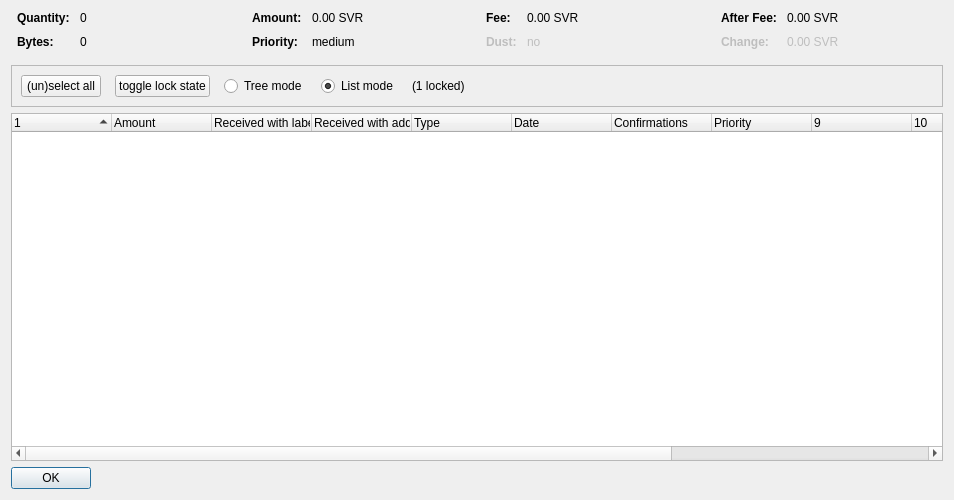
This is src/qt/forms/coincontroldialog.ui in SovranoCoin/sovranocoin as Qt 5 draws it before an edit. The edited form follows.
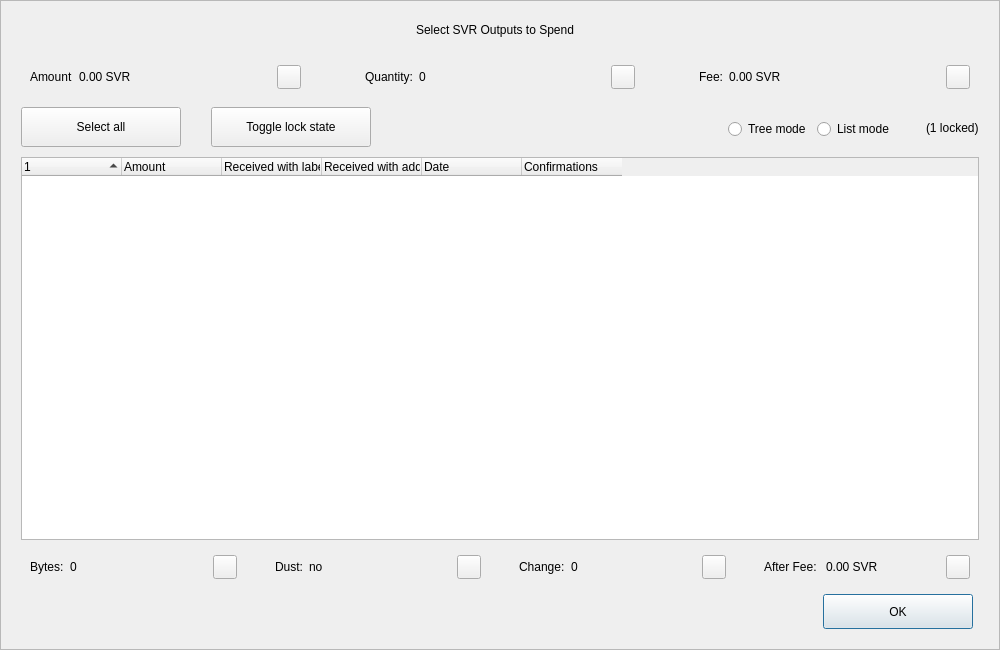
This is the edited form. Custom widgets are drawn as their Qt base class.

What changed in the file:
```diff
--- a/src/qt/forms/coincontroldialog.ui
+++ b/src/qt/forms/coincontroldialog.ui
@@ -6,50 +6,204 @@
    <rect>
     <x>0</x>
     <y>0</y>
-    <width>954</width>
-    <height>500</height>
+    <width>1000</width>
+    <height>650</height>
    </rect>
   </property>
+  <property name="minimumSize">
+   <size>
+    <width>950</width>
+    <height>650</height>
+   </size>
+  </property>
   <property name="windowTitle">
    <string>Coin Selection</string>
   </property>
+  <property name="styleSheet">
+   <string notr="true"/>
+  </property>
   <layout class="QVBoxLayout" name="verticalLayout">
-   <item>
-    <layout class="QHBoxLayout" name="horizontalLayoutTop" stretch="0,0,0,0">
+   <property name="spacing">
+    <number>0</number>
+   </property>
+   <property name="leftMargin">
+    <number>0</number>
+   </property>
      <property name="topMargin">
       <number>0</number>
      </property>
+   <property name="rightMargin">
+    <number>0</number>
+   </property>
      <property name="bottomMargin">
-      <number>10</number>
+    <number>0</number>
      </property>
      <item>
-      <layout class="QFormLayout" name="formLayoutCoinControl1">
-       <property name="horizontalSpacing">
-        <number>10</number>
-       </property>
-       <property name="verticalSpacing">
-        <number>10</number>
-       </property>
+    <widget class="QFrame" name="frameContainer">
+     <property name="toolTipDuration">
+      <number>0</number>
+     </property>
+     <property name="frameShape">
+      <enum>QFrame::StyledPanel</enum>
+     </property>
+     <property name="frameShadow">
+      <enum>QFrame::Raised</enum>
+     </property>
+     <layout class="QVBoxLayout" name="verticalLayout_2">
        <property name="leftMargin">
-        <number>6</number>
+       <number>0</number>
        </property>
        <property name="rightMargin">
-        <number>6</number>
-       </property>
-       <item row="0" column="0">
+       <number>0</number>
+      </property>
+      <property name="bottomMargin">
+       <number>20</number>
+      </property>
+      <item>
+       <layout class="QHBoxLayout" name="horizontalLayout_12">
+        <property name="spacing">
+         <number>0</number>
+        </property>
+        <property name="leftMargin">
+         <number>20</number>
+        </property>
+        <property name="rightMargin">
+         <number>30</number>
+        </property>
+        <item>
+         <spacer name="horizontalSpacer_4">
+          <property name="orientation">
+           <enum>Qt::Horizontal</enum>
+          </property>
+          <property name="sizeHint" stdset="0">
+           <size>
+            <width>40</width>
+            <height>20</height>
+           </size>
+          </property>
+         </spacer>
+        </item>
+        <item>
+         <widget class="QLabel" name="labelTitle">
+          <property name="minimumSize">
+           <size>
+            <width>0</width>
+            <height>40</height>
+           </size>
+          </property>
+          <property name="maximumSize">
+           <size>
+            <width>16777215</width>
+            <height>40</height>
+           </size>
+          </property>
+          <property name="text">
+           <string>Select SVR Outputs to Spend</string>
+          </property>
+          <property name="alignment">
+           <set>Qt::AlignCenter</set>
+          </property>
+          <property name="margin">
+           <number>7</number>
+          </property>
+         </widget>
+        </item>
+        <item>
+         <spacer name="horizontalSpacer_5">
+          <property name="orientation">
+           <enum>Qt::Horizontal</enum>
+          </property>
+          <property name="sizeHint" stdset="0">
+           <size>
+            <width>40</width>
+            <height>20</height>
+           </size>
+          </property>
+         </spacer>
+        </item>
+       </layout>
+      </item>
+      <item>
+       <layout class="QHBoxLayout" name="horizontalLayout_8">
+        <property name="leftMargin">
+         <number>20</number>
+        </property>
+        <property name="rightMargin">
+         <number>20</number>
+        </property>
+        <item>
+         <widget class="QWidget" name="layoutAmount" native="true">
+          <layout class="QHBoxLayout" name="horizontalLayout_9" stretch="0,1,0">
+           <item>
+            <widget class="QLabel" name="labelCoinControlAmountText">
+             <property name="text">
+              <string>Amount</string>
+             </property>
+            </widget>
+           </item>
+           <item>
+            <widget class="QLabel" name="labelCoinControlAmount">
+             <property name="text">
+              <string>0.00 SVR</string>
+             </property>
+            </widget>
+           </item>
+           <item alignment="Qt::AlignHCenter|Qt::AlignVCenter">
+            <widget class="QPushButton" name="pushButtonAmount">
+             <property name="minimumSize">
+              <size>
+               <width>0</width>
+               <height>24</height>
+              </size>
+             </property>
+             <property name="maximumSize">
+              <size>
+               <width>24</width>
+               <height>26</height>
+              </size>
+             </property>
+             <property name="focusPolicy">
+              <enum>Qt::NoFocus</enum>
+             </property>
+             <property name="styleSheet">
+              <string notr="true">padding-bottom:2px;
+padding-right:4px;</string>
+             </property>
+             <property name="text">
+              <string/>
+             </property>
+            </widget>
+           </item>
+          </layout>
+         </widget>
+        </item>
+        <item>
+         <spacer name="horizontalSpacer_2">
+          <property name="orientation">
+           <enum>Qt::Horizontal</enum>
+          </property>
+          <property name="sizeType">
+           <enum>QSizePolicy::Fixed</enum>
+          </property>
+          <property name="sizeHint" stdset="0">
+           <size>
+            <width>40</width>
+            <height>20</height>
+           </size>
+          </property>
+         </spacer>
+        </item>
+        <item>
+         <widget class="QWidget" name="layoutQuantity" native="true">
+          <layout class="QHBoxLayout" name="horizontalLayout_10" stretch="0,1,0">
+           <item>
         <widget class="QLabel" name="labelCoinControlQuantityText">
-         <property name="font">
-          <font>
-           <weight>75</weight>
-           <bold>true</bold>
-          </font>
-         </property>
          <property name="text">
           <string>Quantity:</string>
          </property>
         </widget>
        </item>
-       <item row="0" column="1">
+           <item>
         <widget class="QLabel" name="labelCoinControlQuantity">
          <property name="cursor">
           <cursorShape>IBeamCursor</cursorShape>
@@ -58,146 +212,66 @@
           <enum>Qt::ActionsContextMenu</enum>
          </property>
          <property name="text">
-          <string notr="true">0</string>
-         </property>
-         <property name="textInteractionFlags">
-          <set>Qt::LinksAccessibleByMouse|Qt::TextSelectableByKeyboard|Qt::TextSelectableByMouse</set>
-         </property>
-        </widget>
-       </item>
-       <item row="1" column="0">
-        <widget class="QLabel" name="labelCoinControlBytesText">
-         <property name="font">
-          <font>
-           <weight>75</weight>
-           <bold>true</bold>
-          </font>
-         </property>
-         <property name="text">
-          <string>Bytes:</string>
-         </property>
-        </widget>
-       </item>
-       <item row="1" column="1">
-        <widget class="QLabel" name="labelCoinControlBytes">
-         <property name="cursor">
-          <cursorShape>IBeamCursor</cursorShape>
-         </property>
-         <property name="contextMenuPolicy">
-          <enum>Qt::ActionsContextMenu</enum>
+              <string>0</string>
+             </property>
+            </widget>
+           </item>
+           <item alignment="Qt::AlignHCenter|Qt::AlignVCenter">
+            <widget class="QPushButton" name="pushButtonQuantity">
+             <property name="minimumSize">
+              <size>
+               <width>0</width>
+               <height>24</height>
+              </size>
+             </property>
+             <property name="maximumSize">
+              <size>
+               <width>24</width>
+               <height>26</height>
+              </size>
+             </property>
+             <property name="focusPolicy">
+              <enum>Qt::NoFocus</enum>
+             </property>
+             <property name="styleSheet">
+              <string notr="true">padding-bottom:2px;
+               padding-right:4px;</string>
          </property>
          <property name="text">
-          <string notr="true">0</string>
-         </property>
-         <property name="textInteractionFlags">
-          <set>Qt::LinksAccessibleByMouse|Qt::TextSelectableByKeyboard|Qt::TextSelectableByMouse</set>
-         </property>
+              <string/>
+             </property>
         </widget>
        </item>
       </layout>
+         </widget>
      </item>
      <item>
-      <layout class="QFormLayout" name="formLayoutCoinControl2">
-       <property name="horizontalSpacing">
-        <number>10</number>
-       </property>
-       <property name="verticalSpacing">
-        <number>10</number>
-       </property>
-       <property name="leftMargin">
-        <number>6</number>
-       </property>
-       <property name="rightMargin">
-        <number>6</number>
-       </property>
-       <item row="0" column="0">
-        <widget class="QLabel" name="labelCoinControlAmountText">
-         <property name="font">
-          <font>
-           <weight>75</weight>
-           <bold>true</bold>
-          </font>
-         </property>
-         <property name="text">
-          <string>Amount:</string>
-         </property>
-        </widget>
-       </item>
-       <item row="0" column="1">
-        <widget class="QLabel" name="labelCoinControlAmount">
-         <property name="cursor">
-          <cursorShape>IBeamCursor</cursorShape>
-         </property>
-         <property name="contextMenuPolicy">
-          <enum>Qt::ActionsContextMenu</enum>
-         </property>
-         <property name="text">
-          <string notr="true">0.00 SVR</string>
-         </property>
-         <property name="textInteractionFlags">
-          <set>Qt::LinksAccessibleByMouse|Qt::TextSelectableByKeyboard|Qt::TextSelectableByMouse</set>
-         </property>
-        </widget>
-       </item>
-       <item row="1" column="0">
-        <widget class="QLabel" name="labelCoinControlPriorityText">
-         <property name="font">
-          <font>
-           <weight>75</weight>
-           <bold>true</bold>
-          </font>
-         </property>
-         <property name="text">
-          <string>Priority:</string>
-         </property>
-        </widget>
-       </item>
-       <item row="1" column="1">
-        <widget class="QLabel" name="labelCoinControlPriority">
-         <property name="cursor">
-          <cursorShape>IBeamCursor</cursorShape>
-         </property>
-         <property name="contextMenuPolicy">
-          <enum>Qt::ActionsContextMenu</enum>
-         </property>
-         <property name="text">
-          <string>medium</string>
-         </property>
-         <property name="textInteractionFlags">
-          <set>Qt::LinksAccessibleByMouse|Qt::TextSelectableByKeyboard|Qt::TextSelectableByMouse</set>
-         </property>
-        </widget>
-       </item>
-      </layout>
-     </item>
+         <spacer name="horizontalSpacer_22">
+          <property name="orientation">
+           <enum>Qt::Horizontal</enum>
+          </property>
+          <property name="sizeType">
+           <enum>QSizePolicy::Fixed</enum>
+          </property>
+          <property name="sizeHint" stdset="0">
+           <size>
+            <width>40</width>
+            <height>20</height>
+           </size>
+          </property>
+         </spacer>
+        </item>
      <item>
-      <layout class="QFormLayout" name="formLayoutCoinControl3">
-       <property name="horizontalSpacing">
-        <number>10</number>
-       </property>
-       <property name="verticalSpacing">
-        <number>10</number>
-       </property>
-       <property name="leftMargin">
-        <number>6</number>
-       </property>
-       <property name="rightMargin">
-        <number>6</number>
-       </property>
-       <item row="0" column="0">
+         <widget class="QWidget" name="layoutFee" native="true">
+          <layout class="QHBoxLayout" name="horizontalLayout_11" stretch="0,1,0">
+           <item>
         <widget class="QLabel" name="labelCoinControlFeeText">
-         <property name="font">
-          <font>
-           <weight>75</weight>
-           <bold>true</bold>
-          </font>
-         </property>
          <property name="text">
           <string>Fee:</string>
          </property>
         </widget>
        </item>
-       <item row="0" column="1">
+           <item>
         <widget class="QLabel" name="labelCoinControlFee">
          <property name="cursor">
           <cursorShape>IBeamCursor</cursorShape>
@@ -206,129 +280,38 @@
           <enum>Qt::ActionsContextMenu</enum>
          </property>
          <property name="text">
-          <string notr="true">0.00 SVR</string>
-         </property>
-         <property name="textInteractionFlags">
-          <set>Qt::LinksAccessibleByMouse|Qt::TextSelectableByKeyboard|Qt::TextSelectableByMouse</set>
-         </property>
-        </widget>
-       </item>
-       <item row="1" column="0">
-        <widget class="QLabel" name="labelCoinControlLowOutputText">
-         <property name="enabled">
-          <bool>false</bool>
-         </property>
-         <property name="font">
-          <font>
-           <weight>75</weight>
-           <bold>true</bold>
-          </font>
-         </property>
-         <property name="text">
-          <string>Dust:</string>
-         </property>
-        </widget>
-       </item>
-       <item row="1" column="1">
-        <widget class="QLabel" name="labelCoinControlLowOutput">
-         <property name="enabled">
-          <bool>false</bool>
-         </property>
-         <property name="cursor">
-          <cursorShape>IBeamCursor</cursorShape>
-         </property>
-         <property name="contextMenuPolicy">
-          <enum>Qt::ActionsContextMenu</enum>
-         </property>
+              <string>0.00 SVR</string>
+             </property>
+            </widget>
+           </item>
+           <item alignment="Qt::AlignHCenter|Qt::AlignVCenter">
+            <widget class="QPushButton" name="pushButtonFee">
+             <property name="minimumSize">
+              <size>
+               <width>0</width>
+               <height>24</height>
+              </size>
+             </property>
+             <property name="maximumSize">
+              <size>
+               <width>24</width>
+               <height>26</height>
+              </size>
+             </property>
+             <property name="focusPolicy">
+              <enum>Qt::NoFocus</enum>
+             </property>
+             <property name="styleSheet">
+              <string notr="true">padding-bottom:2px;
+               padding-right:4px;</string>
+             </property>
          <property name="text">
-          <string>no</string>
-         </property>
-         <property name="textInteractionFlags">
-          <set>Qt::LinksAccessibleByMouse|Qt::TextSelectableByKeyboard|Qt::TextSelectableByMouse</set>
-         </property>
+              <string/>
+             </property>
         </widget>
        </item>
       </layout>
-     </item>
-     <item>
-      <layout class="QFormLayout" name="formLayoutCoinControl4">
-       <property name="horizontalSpacing">
-        <number>10</number>
-       </property>
-       <property name="verticalSpacing">
-        <number>10</number>
-       </property>
-       <property name="leftMargin">
-        <number>6</number>
-       </property>
-       <property name="rightMargin">
-        <number>6</number>
-       </property>
-       <item row="0" column="0">
-        <widget class="QLabel" name="labelCoinControlAfterFeeText">
-         <property name="font">
-          <font>
-           <weight>75</weight>
-           <bold>true</bold>
-          </font>
-         </property>
-         <property name="text">
-          <string>After Fee:</string>
-         </property>
-        </widget>
-       </item>
-       <item row="0" column="1">
-        <widget class="QLabel" name="labelCoinControlAfterFee">
-         <property name="cursor">
-          <cursorShape>IBeamCursor</cursorShape>
-         </property>
-         <property name="contextMenuPolicy">
-          <enum>Qt::ActionsContextMenu</enum>
-         </property>
-         <property name="text">
-          <string notr="true">0.00 SVR</string>
-         </property>
-         <property name="textInteractionFlags">
-          <set>Qt::LinksAccessibleByMouse|Qt::TextSelectableByKeyboard|Qt::TextSelectableByMouse</set>
-         </property>
-        </widget>
-       </item>
-       <item row="1" column="0">
-        <widget class="QLabel" name="labelCoinControlChangeText">
-         <property name="enabled">
-          <bool>false</bool>
-         </property>
-         <property name="font">
-          <font>
-           <weight>75</weight>
-           <bold>true</bold>
-          </font>
-         </property>
-         <property name="text">
-          <string>Change:</string>
-         </property>
-        </widget>
-       </item>
-       <item row="1" column="1">
-        <widget class="QLabel" name="labelCoinControlChange">
-         <property name="enabled">
-          <bool>false</bool>
-         </property>
-         <property name="cursor">
-          <cursorShape>IBeamCursor</cursorShape>
-         </property>
-         <property name="contextMenuPolicy">
-          <enum>Qt::ActionsContextMenu</enum>
-         </property>
-         <property name="text">
-          <string notr="true">0.00 SVR</string>
-         </property>
-         <property name="textInteractionFlags">
-          <set>Qt::LinksAccessibleByMouse|Qt::TextSelectableByKeyboard|Qt::TextSelectableByMouse</set>
-         </property>
-        </widget>
-       </item>
-      </layout>
+         </widget>
      </item>
     </layout>
    </item>
@@ -340,6 +323,11 @@
        <height>40</height>
       </size>
      </property>
+        <property name="styleSheet">
+         <string notr="true">#frame {
+	border:0;
+}</string>
+        </property>
      <property name="frameShape">
       <enum>QFrame::StyledPanel</enum>
      </property>
@@ -347,10 +335,25 @@
       <enum>QFrame::Sunken</enum>
      </property>
      <layout class="QHBoxLayout" name="horizontalLayout">
+         <property name="spacing">
+          <number>0</number>
+         </property>
+         <property name="leftMargin">
+          <number>20</number>
+         </property>
+         <property name="topMargin">
+          <number>0</number>
+         </property>
+         <property name="rightMargin">
+          <number>20</number>
+         </property>
+         <property name="bottomMargin">
+          <number>0</number>
+         </property>
       <item>
        <layout class="QHBoxLayout" name="horizontalLayoutPanel" stretch="0,0,0,0,0,0">
         <property name="spacing">
-         <number>14</number>
+            <number>20</number>
         </property>
         <item>
          <widget class="QPushButton" name="pushButtonSelectAll">
@@ -360,14 +363,51 @@
             <verstretch>0</verstretch>
            </sizepolicy>
           </property>
+             <property name="minimumSize">
+              <size>
+               <width>160</width>
+               <height>40</height>
+              </size>
+             </property>
+             <property name="maximumSize">
+              <size>
+               <width>16777215</width>
+               <height>40</height>
+              </size>
+             </property>
           <property name="text">
-           <string>(un)select all</string>
+              <string>Select all</string>
+             </property>
+             <property name="checkable">
+              <bool>true</bool>
+             </property>
+             <property name="checked">
+              <bool>false</bool>
+             </property>
+             <property name="autoExclusive">
+              <bool>false</bool>
           </property>
           <property name="autoDefault">
            <bool>false</bool>
           </property>
          </widget>
         </item>
+           <item>
+            <spacer name="horizontalSpacer_6">
+             <property name="orientation">
+              <enum>Qt::Horizontal</enum>
+             </property>
+             <property name="sizeType">
+              <enum>QSizePolicy::Fixed</enum>
+             </property>
+             <property name="sizeHint" stdset="0">
+              <size>
+               <width>10</width>
+               <height>20</height>
+              </size>
+             </property>
+            </spacer>
+           </item>
         <item>
          <widget class="QPushButton" name="pushButtonToggleLock">
           <property name="sizePolicy">
@@ -376,14 +416,60 @@
             <verstretch>0</verstretch>
            </sizepolicy>
           </property>
+             <property name="minimumSize">
+              <size>
+               <width>160</width>
+               <height>40</height>
+              </size>
+             </property>
+             <property name="maximumSize">
+              <size>
+               <width>16777215</width>
+               <height>40</height>
+              </size>
+             </property>
           <property name="text">
-           <string>toggle lock state</string>
+              <string>Toggle lock state</string>
+             </property>
+             <property name="checkable">
+              <bool>true</bool>
+             </property>
+             <property name="autoExclusive">
+              <bool>false</bool>
           </property>
           <property name="autoDefault">
            <bool>false</bool>
           </property>
          </widget>
         </item>
+           <item>
+            <spacer name="horizontalSpacer_7">
+             <property name="orientation">
+              <enum>Qt::Horizontal</enum>
+             </property>
+             <property name="sizeType">
+              <enum>QSizePolicy::Expanding</enum>
+             </property>
+             <property name="sizeHint" stdset="0">
+              <size>
+               <width>30</width>
+               <height>20</height>
+              </size>
+             </property>
+            </spacer>
+           </item>
+           <item alignment="Qt::AlignRight">
+            <widget class="QGroupBox" name="groupBox_2">
+             <property name="styleSheet">
+              <string notr="true">#groupBox_2 {
+    background-color:transparent;
+    border-radius:0;
+}</string>
+             </property>
+             <property name="title">
+              <string/>
+             </property>
+             <layout class="QHBoxLayout" name="horizontalLayout_14">
         <item>
          <widget class="QRadioButton" name="radioTreeMode">
           <property name="sizePolicy">
@@ -409,8 +495,11 @@
            <string>List mode</string>
           </property>
           <property name="checked">
-           <bool>true</bool>
-          </property>
+                 <bool>false</bool>
+                </property>
+               </widget>
+              </item>
+             </layout>
          </widget>
         </item>
         <item>
@@ -420,34 +509,32 @@
           </property>
          </widget>
         </item>
-        <item>
-         <spacer name="horizontalSpacer">
-          <property name="orientation">
-           <enum>Qt::Horizontal</enum>
-          </property>
-          <property name="sizeHint" stdset="0">
-           <size>
-            <width>40</width>
-            <height>20</height>
-           </size>
-          </property>
-         </spacer>
-        </item>
        </layout>
       </item>
      </layout>
     </widget>
    </item>
+      <item>
+       <layout class="QHBoxLayout" name="horizontalLayout_13">
+        <property name="leftMargin">
+         <number>20</number>
+        </property>
+        <property name="rightMargin">
+         <number>20</number>
+        </property>
    <item>
     <widget class="CoinControlTreeWidget" name="treeWidget">
      <property name="contextMenuPolicy">
       <enum>Qt::CustomContextMenu</enum>
      </property>
+          <property name="styleSheet">
+           <string notr="true"/>
+          </property>
      <property name="sortingEnabled">
       <bool>false</bool>
      </property>
      <property name="columnCount">
-      <number>13</number>
+           <number>6</number>
      </property>
      <attribute name="headerShowSortIndicator" stdset="0">
       <bool>true</bool>
@@ -477,11 +564,6 @@
      </column>
      <column>
       <property name="text">
-	<string>Type</string>
-      </property>
-     </column>
-     <column>
-      <property name="text">	 
        <string>Date</string>
       </property>
      </column>
@@ -493,52 +575,247 @@
        <string>Confirmed</string>
       </property>
      </column>
-     <column>
+         </widget>
+        </item>
+       </layout>
+      </item>
+      <item>
+       <layout class="QHBoxLayout" name="horizontalLayout_3">
+        <property name="spacing">
+         <number>20</number>
+        </property>
+        <property name="leftMargin">
+         <number>20</number>
+        </property>
+        <property name="rightMargin">
+         <number>20</number>
+        </property>
+        <item>
+         <widget class="QWidget" name="layoutBytes" native="true">
+          <layout class="QHBoxLayout" name="horizontalLayout_4" stretch="0,1,0">
+           <item>
+            <widget class="QLabel" name="labelCoinControlBytesText">
       <property name="text">
-       <string>Priority</string>
-      </property>
-     </column>
-     <column>
+              <string>Bytes:</string>
+             </property>
+            </widget>
+           </item>
+           <item>
+            <widget class="QLabel" name="labelCoinControlBytes">
       <property name="text">
-       <string/>
-      </property>
-     </column>
-     <column>
+              <string>0</string>
+             </property>
+            </widget>
+           </item>
+           <item alignment="Qt::AlignHCenter|Qt::AlignVCenter">
+            <widget class="QPushButton" name="pushButtonBytes">
+             <property name="minimumSize">
+              <size>
+               <width>0</width>
+               <height>24</height>
+              </size>
+             </property>
+             <property name="maximumSize">
+              <size>
+               <width>24</width>
+               <height>26</height>
+              </size>
+             </property>
+             <property name="focusPolicy">
+              <enum>Qt::NoFocus</enum>
+             </property>
+             <property name="styleSheet">
+              <string notr="true">padding-bottom:2px;
+               padding-right:4px;</string>
+             </property>
       <property name="text">
        <string/>
       </property>
-     </column>
-     <column>
+            </widget>
+           </item>
+          </layout>
+         </widget>
+        </item>
+        <item>
+         <widget class="QWidget" name="layoutDust" native="true">
+          <layout class="QHBoxLayout" name="horizontalLayout_5" stretch="0,1,0">
+           <item>
+            <widget class="QLabel" name="labelCoinControlLowOutputText">
       <property name="text">
+              <string>Dust:</string>
+             </property>
+            </widget>
+           </item>
+           <item>
+            <widget class="QLabel" name="labelCoinControlLowOutput">
+             <property name="text">
+              <string>no</string>
+             </property>
+            </widget>
+           </item>
+           <item alignment="Qt::AlignHCenter|Qt::AlignVCenter">
+            <widget class="QPushButton" name="pushButtonDust">
+             <property name="minimumSize">
+              <size>
+               <width>0</width>
+               <height>24</height>
+              </size>
+             </property>
+             <property name="maximumSize">
+              <size>
+               <width>24</width>
+               <height>26</height>
+              </size>
+             </property>
+             <property name="focusPolicy">
+              <enum>Qt::NoFocus</enum>
+             </property>
+             <property name="styleSheet">
+              <string notr="true">padding-bottom:2px;
+               padding-right:4px;</string>
+             </property>
+             <property name="text">
        <string/>
       </property>
-     </column>
-     <column>
+            </widget>
+           </item>
+          </layout>
+         </widget>
+        </item>
+        <item>
+         <widget class="QWidget" name="layoutChange" native="true">
+          <layout class="QHBoxLayout" name="horizontalLayout_6" stretch="0,1,0">
+           <item>
+            <widget class="QLabel" name="labelCoinControlChangeText">
       <property name="text">
+              <string>Change:</string>
+             </property>
+            </widget>
+           </item>
+           <item>
+            <widget class="QLabel" name="labelCoinControlChange">
+             <property name="text">
+              <string>0</string>
+             </property>
+            </widget>
+           </item>
+           <item alignment="Qt::AlignHCenter|Qt::AlignVCenter">
+            <widget class="QPushButton" name="pushButtonChange">
+             <property name="minimumSize">
+              <size>
+               <width>0</width>
+               <height>24</height>
+              </size>
+             </property>
+             <property name="maximumSize">
+              <size>
+               <width>24</width>
+               <height>26</height>
+              </size>
+             </property>
+             <property name="focusPolicy">
+              <enum>Qt::NoFocus</enum>
+             </property>
+             <property name="styleSheet">
+              <string notr="true">padding-bottom:2px;
+               padding-right:4px;</string>
+             </property>
+             <property name="text">
        <string/>
       </property>
-     </column>
-     <column>
+            </widget>
+           </item>
+          </layout>
+         </widget>
+        </item>
+        <item>
+         <widget class="QWidget" name="layoutAfter" native="true">
+          <layout class="QHBoxLayout" name="horizontalLayout_7" stretch="0,1,0">
+           <item>
+            <widget class="QLabel" name="labelCoinControlAfterFeeText">
       <property name="text">
+              <string>After Fee: </string>
+             </property>
+            </widget>
+           </item>
+           <item>
+            <widget class="QLabel" name="labelCoinControlAfterFee">
+             <property name="text">
+              <string>0.00 SVR</string>
+             </property>
+            </widget>
+           </item>
+           <item alignment="Qt::AlignHCenter|Qt::AlignVCenter">
+            <widget class="QPushButton" name="pushButtonAlterFee">
+             <property name="minimumSize">
+              <size>
+               <width>0</width>
+               <height>24</height>
+              </size>
+             </property>
+             <property name="maximumSize">
+              <size>
+               <width>24</width>
+               <height>26</height>
+              </size>
+             </property>
+             <property name="focusPolicy">
+              <enum>Qt::NoFocus</enum>
+             </property>
+             <property name="styleSheet">
+              <string notr="true">padding-bottom:2px;
+               padding-right:4px;</string>
+             </property>
+             <property name="text">
        <string/>
       </property>
-     </column>
-    </widget>
-   </item>
+            </widget>
+           </item>
+          </layout>
+         </widget>
+        </item>
+       </layout>
+      </item>
    <item>
-    <widget class="QDialogButtonBox" name="buttonBox">
-     <property name="sizePolicy">
-      <sizepolicy hsizetype="Maximum" vsizetype="Fixed">
-       <horstretch>0</horstretch>
-       <verstretch>0</verstretch>
-      </sizepolicy>
-     </property>
+       <layout class="QHBoxLayout" name="horizontalLayout_2">
+        <property name="spacing">
+         <number>0</number>
+        </property>
+        <property name="leftMargin">
+         <number>20</number>
+        </property>
+        <property name="rightMargin">
+         <number>26</number>
+        </property>
+        <item>
+         <spacer name="horizontalSpacer_3">
      <property name="orientation">
       <enum>Qt::Horizontal</enum>
      </property>
-     <property name="standardButtons">
-      <set>QDialogButtonBox::Ok</set>
-     </property>
+          <property name="sizeHint" stdset="0">
+           <size>
+            <width>558</width>
+            <height>20</height>
+           </size>
+          </property>
+         </spacer>
+        </item>
+        <item>
+         <widget class="QPushButton" name="pushButtonOk">
+          <property name="minimumSize">
+           <size>
+            <width>150</width>
+            <height>35</height>
+           </size>
+          </property>
+          <property name="text">
+           <string>OK</string>
+          </property>
+         </widget>
+        </item>
+       </layout>
+      </item>
+     </layout>
     </widget>
    </item>
   </layout>
```
Left out of the diff: 12 changed lines with no effect on the pictures. Lines whose indentation alone changed are shown as unchanged.
